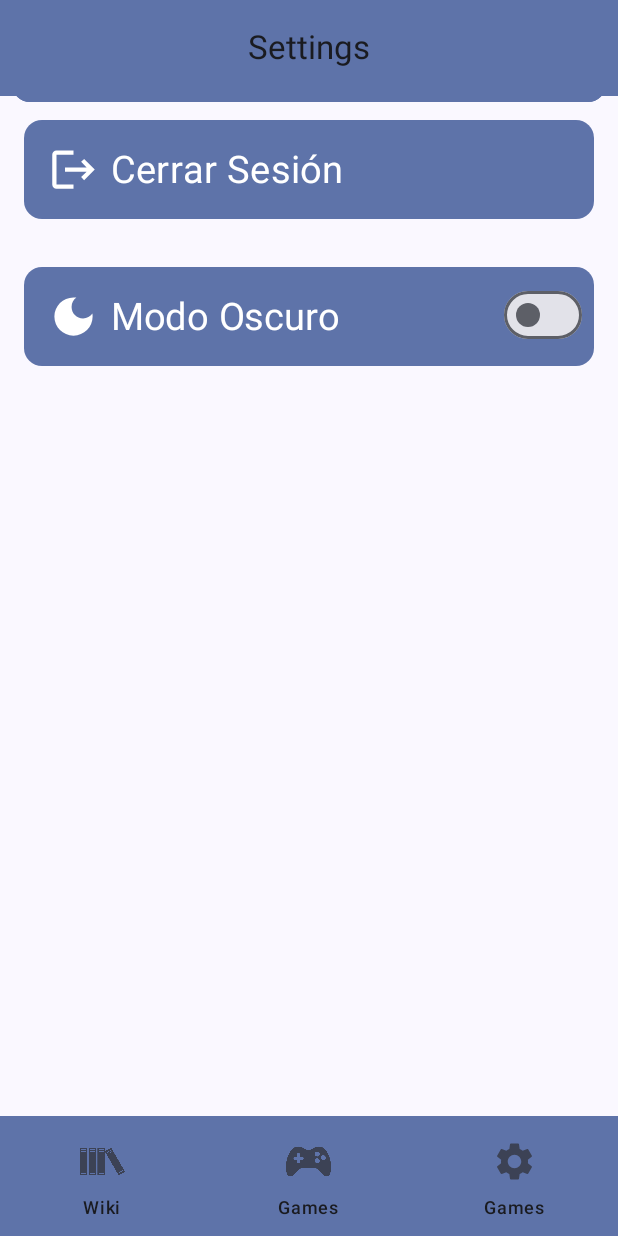
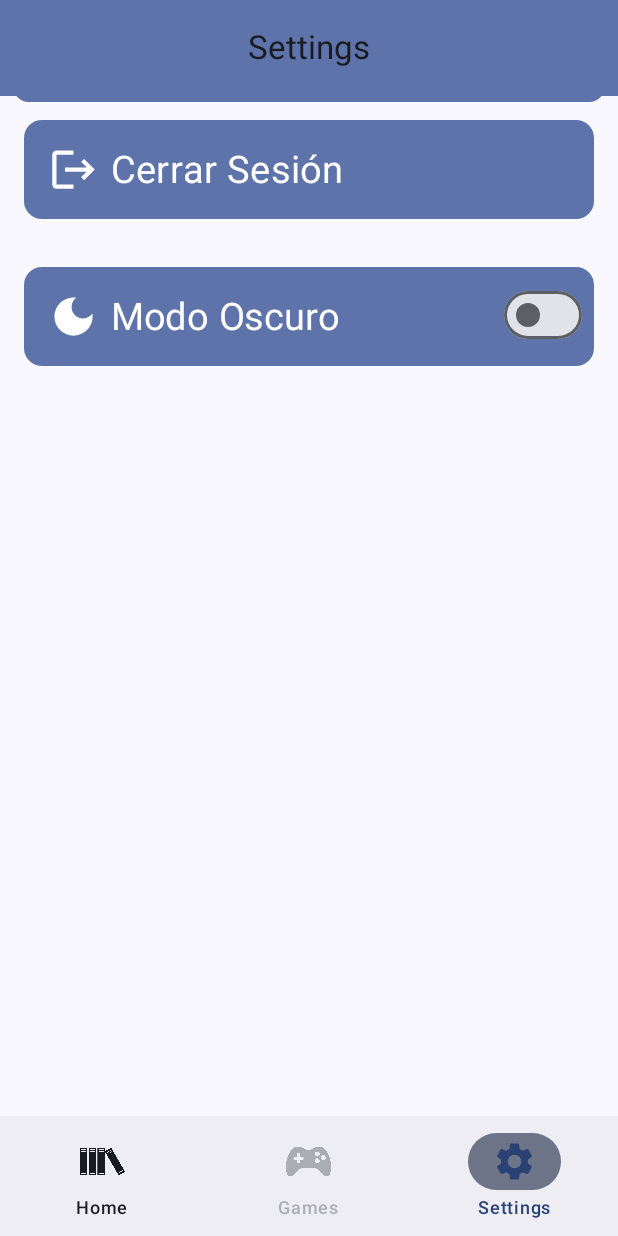
Before and after one commit to juanppdev/dragon-ball-app, an Android app built with Jetpack Compose: the composable SettingsScreen shown on its own in the app's theme, on a phone screen of 412 x 824 dp. Run offline under Robolectric (Android 15) with nearby library versions, the phone set to English and light mode, and no system bars; our stand-ins replace Dagger/Hilt's generated code, Firebase (no records; nobody signed in at launch, a user with empty details on screens opened directly); libraries missing offline, so code that uses them is left out: com.kiwi.navigationcompose; 2 statements that could not run were skipped.

Commit message:
Fix selected item in the bottom bar

```diff
--- a/app/src/main/java/com/mundocode/dragonballapp/data/FavoriteFire.kt
+++ b/app/src/main/java/com/mundocode/dragonballapp/models/local/Favorite.kt
@@ -1,4 +1,4 @@
-package com.mundocode.dragonballapp.data
+package com.mundocode.dragonballapp.models.local
 
 import com.mundocode.dragonballapp.models.types.DragonBallType
 
--- a/app/src/main/java/com/mundocode/dragonballapp/repositories/FirebaseRepositoryImpl.kt
+++ b/app/src/main/java/com/mundocode/dragonballapp/repositories/FirebaseRepositoryImpl.kt
@@ -2,7 +2,7 @@ package com.mundocode.dragonballapp.repositories
 
 import com.google.firebase.auth.FirebaseAuth
 import com.google.firebase.firestore.FirebaseFirestore
-import com.mundocode.dragonballapp.data.Favorite
+import com.mundocode.dragonballapp.models.local.Favorite
 import javax.inject.Inject
 
 class FirebaseRepositoryImpl @Inject constructor(
--- a/app/src/main/java/com/mundocode/dragonballapp/ui/components/CustomBottomAppBar.kt
+++ b/app/src/main/java/com/mundocode/dragonballapp/ui/components/CustomBottomAppBar.kt
@@ -1,23 +1,25 @@
 package com.mundocode.dragonballapp.ui.components
 
-import androidx.compose.foundation.layout.Arrangement
-import androidx.compose.foundation.layout.Row
-import androidx.compose.foundation.layout.fillMaxWidth
+import androidx.annotation.DrawableRes
+import androidx.compose.foundation.layout.RowScope
 import androidx.compose.foundation.layout.size
 import androidx.compose.material3.BottomAppBar
 import androidx.compose.material3.Icon
 import androidx.compose.material3.MaterialTheme
 import androidx.compose.material3.NavigationBar
-import androidx.compose.material3.NavigationBarDefaults
 import androidx.compose.material3.NavigationBarItem
+import androidx.compose.material3.NavigationBarItemDefaults
 import androidx.compose.material3.Text
 import androidx.compose.runtime.Composable
 import androidx.compose.ui.Modifier
-import androidx.compose.ui.platform.LocalContext
 import androidx.compose.ui.res.painterResource
 import androidx.compose.ui.tooling.preview.Preview
+import androidx.compose.ui.tooling.preview.PreviewLightDark
+import androidx.compose.ui.tooling.preview.PreviewParameter
+import androidx.compose.ui.tooling.preview.PreviewParameterProvider
 import androidx.compose.ui.unit.dp
 import androidx.navigation.NavController
+import androidx.navigation.compose.rememberNavController
 import com.mundocode.dragonballapp.R
 import com.mundocode.dragonballapp.navigation.Destinations
 import kotlinx.serialization.ExperimentalSerializationApi
@@ -25,77 +27,84 @@ import com.kiwi.navigationcompose.typed.navigate as kiwiNavigation
 
 @OptIn(ExperimentalSerializationApi::class)
 @Composable
-fun CustomBottomAppBar(navController: NavController) {
+fun CustomBottomAppBar(
+    navController: NavController,
+    selectedItem: Destinations? = null,
+) {
 
-    BottomAppBar(
-        containerColor = MaterialTheme.colorScheme.primaryContainer,
-        contentColor = MaterialTheme.colorScheme.primary,
-    ) {
-        Row(
-            modifier = Modifier.fillMaxWidth(),
-            horizontalArrangement = Arrangement.SpaceEvenly
-        ) {
-
-            NavigationBar(
-                containerColor = MaterialTheme.colorScheme.primaryContainer,
-                contentColor = MaterialTheme.colorScheme.primary,
-                windowInsets = NavigationBarDefaults.windowInsets
-            ) {
-                NavigationBarItem(
-                    selected = false,
-                    onClick = {
-                        navController.kiwiNavigation(Destinations.Home)
-                    },
-                    icon = {
-                        Icon(
-                            painterResource(id = R.drawable.wiki),
-                            contentDescription = null,
-                            modifier = Modifier.size(30.dp),
-                            tint = MaterialTheme.colorScheme.secondary
-                        )
-                    },
-                    label = { Text(text = "Wiki", color = MaterialTheme.colorScheme.onSurface) }
-                )
-                NavigationBarItem(
-                    selected = false,
-                    onClick = {
-
-                    },
-                    enabled = false,
-                    icon = {
-                        Icon(
-                            painterResource(id = R.drawable.games),
-                            contentDescription = null,
-                            modifier = Modifier.size(30.dp),
-                            tint = MaterialTheme.colorScheme.secondary
-                        )
-                    },
-                    label = { Text(text = "Games", color = MaterialTheme.colorScheme.onSurface) }
-                )
-
-                NavigationBarItem(
-                    selected = false,
-                    onClick = {
-                        navController.kiwiNavigation(Destinations.OptionsScreen)
-                    },
-                    enabled = true,
-                    icon = {
-                        Icon(
-                            painterResource(id = R.drawable.ic_settings),
-                            contentDescription = null,
-                            modifier = Modifier.size(30.dp),
-                            tint = MaterialTheme.colorScheme.secondary
-                        )
-                    },
-                    label = { Text(text = "Games", color = MaterialTheme.colorScheme.onSurface) }
-                )
-            }
+    BottomAppBar {
+        NavigationBar {
+            CustomNavigationBarItem(
+                selected = selectedItem == Destinations.Home,
+                onClick = { navController.kiwiNavigation(Destinations.Home) },
+                icon = R.drawable.wiki,
+                label = "Home"
+            )
+            CustomNavigationBarItem(
+                selected = false, // FIXME: update when game screen is created
+                onClick = { },
+                icon = R.drawable.games,
+                label = "Games",
+                enabled = false
+            )
+            CustomNavigationBarItem(
+                selected = selectedItem == Destinations.OptionsScreen,
+                onClick = { navController.kiwiNavigation(Destinations.OptionsScreen) },
+                icon = R.drawable.ic_settings,
+                label = "Settings"
+            )
         }
     }
 }
 
-@Preview
 @Composable
-fun CustomBottomAppBarPreview() {
-    CustomBottomAppBar(navController = NavController(LocalContext.current))
+fun RowScope.CustomNavigationBarItem(
+    selected: Boolean,
+    onClick: () -> Unit,
+    @DrawableRes icon: Int,
+    label: String,
+    modifier: Modifier = Modifier,
+    enabled: Boolean = true
+) {
+    NavigationBarItem(
+        selected = selected,
+        onClick = onClick,
+        icon = {
+            Icon(
+                painterResource(id = icon),
+                contentDescription = null,
+                modifier = modifier.size(30.dp),
+            )
+        },
+        label = {
+            Text(text = label)
+        },
+        enabled = enabled,
+        // TODO: Modify these colours with the desired ones
+        colors = NavigationBarItemDefaults.colors(
+            selectedIconColor = MaterialTheme.colorScheme.primary,
+            unselectedIconColor = MaterialTheme.colorScheme.onSurface,
+            selectedTextColor = MaterialTheme.colorScheme.primary,
+            unselectedTextColor = MaterialTheme.colorScheme.onSurface
+        )
+    )
 }
+
+@Preview(showBackground = true)
+@PreviewLightDark
+@Composable
+fun CustomBottomAppBarPreview(
+    @PreviewParameter(CustomBottomAppBarParams::class) selectedItem: Destinations
+) {
+    CustomBottomAppBar(
+        navController = rememberNavController(),
+        selectedItem = selectedItem
+    )
+}
+
+private class CustomBottomAppBarParams : PreviewParameterProvider<Destinations> {
+    override val values: Sequence<Destinations> = sequenceOf(
+        Destinations.Home,
+        Destinations.OptionsScreen
+    )
+}
--- a/app/src/main/java/com/mundocode/dragonballapp/ui/screens/HomeScreen.kt
+++ b/app/src/main/java/com/mundocode/dragonballapp/ui/screens/HomeScreen.kt
@@ -62,7 +62,7 @@ fun HomeScreen(navController: NavController) {
                 }
             )
         },
-        bottomBar = { CustomBottomAppBar(navController) },
+        bottomBar = { CustomBottomAppBar(navController, Destinations.Home) },
         contentColor = MaterialTheme.colorScheme.primary,
         containerColor = MaterialTheme.colorScheme.background,
     ) { paddingValues ->
--- a/app/src/main/java/com/mundocode/dragonballapp/ui/screens/favorite/FavoriteScreen.kt
+++ b/app/src/main/java/com/mundocode/dragonballapp/ui/screens/favorite/FavoriteScreen.kt
@@ -32,7 +32,7 @@ import androidx.compose.ui.unit.dp
 import androidx.hilt.navigation.compose.hiltViewModel
 import androidx.navigation.NavController
 import coil.compose.rememberAsyncImagePainter
-import com.mundocode.dragonballapp.data.Favorite
+import com.mundocode.dragonballapp.models.local.Favorite
 import com.mundocode.dragonballapp.navigation.Destinations
 import com.mundocode.dragonballapp.ui.components.CustomBottomAppBar
 import com.mundocode.dragonballapp.ui.components.CustomTopBar
--- a/app/src/main/java/com/mundocode/dragonballapp/ui/screens/favorite/FavoriteViewModel.kt
+++ b/app/src/main/java/com/mundocode/dragonballapp/ui/screens/favorite/FavoriteViewModel.kt
@@ -2,8 +2,8 @@ package com.mundocode.dragonballapp.ui.screens.favorite
 
 import androidx.lifecycle.ViewModel
 import androidx.lifecycle.viewModelScope
-import com.mundocode.dragonballapp.data.Favorite
 import com.mundocode.dragonballapp.models.local.DbCharacter
+import com.mundocode.dragonballapp.models.local.Favorite
 import com.mundocode.dragonballapp.models.types.DragonBallType
 import com.mundocode.dragonballapp.repositories.ApiRepository
 import com.mundocode.dragonballapp.repositories.FirebaseRepository
--- a/app/src/main/java/com/mundocode/dragonballapp/ui/screens/list/DragonBallViewModel.kt
+++ b/app/src/main/java/com/mundocode/dragonballapp/ui/screens/list/DragonBallViewModel.kt
@@ -2,7 +2,7 @@ package com.mundocode.dragonballapp.ui.screens.list
 
 import androidx.lifecycle.ViewModel
 import androidx.lifecycle.viewModelScope
-import com.mundocode.dragonballapp.data.Favorite
+import com.mundocode.dragonballapp.models.local.Favorite
 import com.mundocode.dragonballapp.models.local.DbCharacter
 import com.mundocode.dragonballapp.models.types.DragonBallType
 import com.mundocode.dragonballapp.repositories.ApiRepository
--- a/app/src/main/java/com/mundocode/dragonballapp/ui/screens/settings/SettingsScreen.kt
+++ b/app/src/main/java/com/mundocode/dragonballapp/ui/screens/settings/SettingsScreen.kt
@@ -57,7 +57,7 @@ fun SettingsScreen(
         topBar = {
             CustomTopBar(title = "Settings")
         },
-        bottomBar = { CustomBottomAppBar(navController) }
+        bottomBar = { CustomBottomAppBar(navController, Destinations.OptionsScreen) }
     ) { paddingValues ->
 
         SettingsContent(
```
